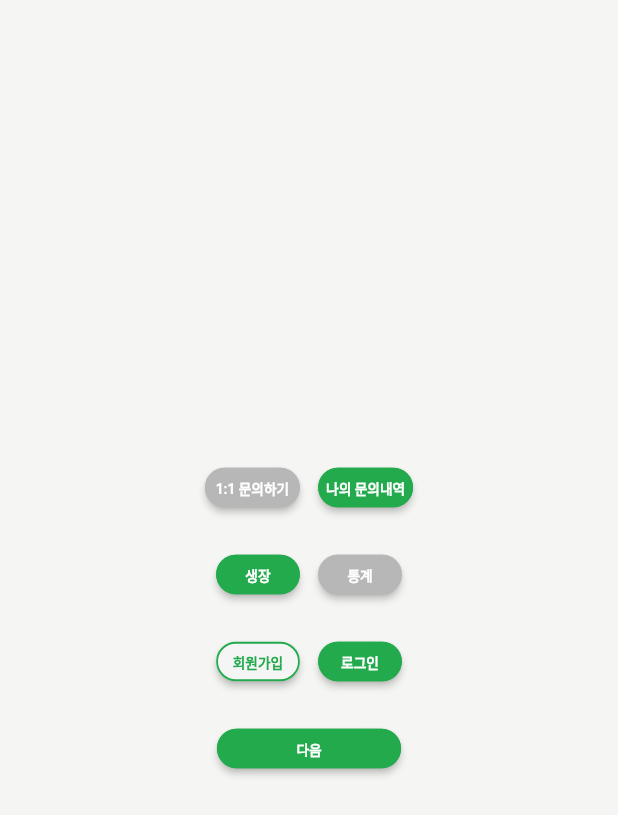
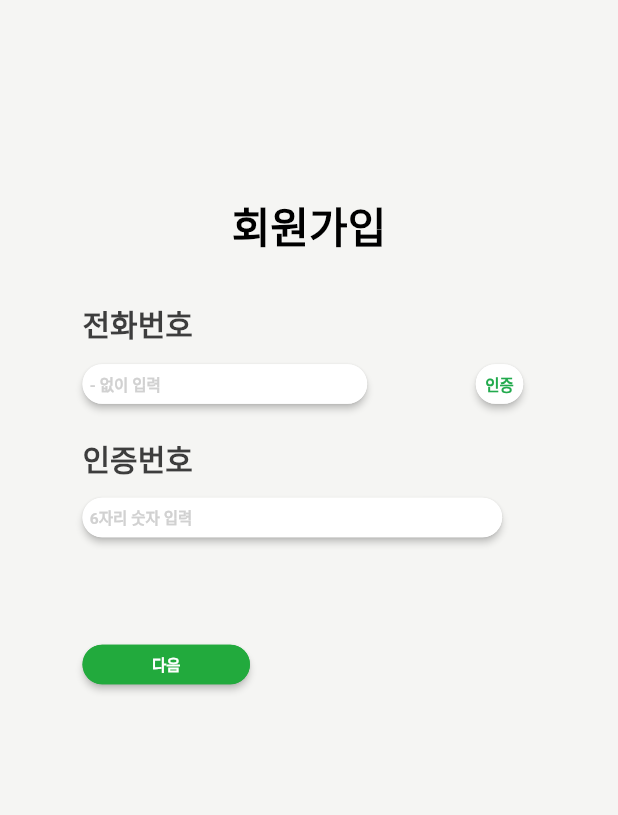
Before and after one commit to yenaim0108/Handy-Farm, a Flutter app: the screen it shows after launch, on a phone screen of 412 x 824 dp. Shown: the top 815 px of the screen. Run offline on Flutter 3.47's test engine with Material 2 defaults, Android fonts, the light colour scheme and no system bars.

Commit message:
회원가입 화면 구현, "첫번째 커밋"

```diff
--- a/handy_farm_ui/lib/common_ui.dart
+++ b/handy_farm_ui/lib/common_ui.dart
@@ -1,12 +1,60 @@
 import 'package:flutter/material.dart';
 import 'device_scale.dart' as ds;
 
-Color hfGreen = Color(0xFF22AA4D);
+Color hfGreen = Color(0xFF22AA3D);
 Color hfGray = Color(0xFFB7B7B7);
 Color hfYellow = Color(0xFFF5AA00);
 Color hfRed = Color(0xFFE8474B);
 Color hfLiteGreen = Color(0xFFAACC03);
-Color bgColor = Color(0xFFF5F5F5);
+Color bgColor = Color(0xFFF5F5F3);
+Color titleText = Color(0xFF000000);
+
+
+
+
+Widget TextBox(String text, int size, bool isShort){
+
+  double wLength;
+  Color _bgColor = Color(0xFFFFFFFF);
+
+  // 버튼 길이 지정
+  if (isShort)
+    wLength = 180.0;
+  else
+    wLength = 270.0;
+
+  return Container(
+    child: Row(
+
+      children: <Widget>[
+        ButtonTheme(
+            height: 43.0 * ds.deviceScale,
+            minWidth: size * ds.deviceScale,
+            child: RaisedButton (
+              shape: RoundedRectangleBorder(
+                  borderRadius: BorderRadius.circular(30.0 * ds.deviceScale),
+                  side: BorderSide(color: _bgColor, width: 2.0 * ds.deviceScale)
+              ),
+              textColor: Color(0xFFD1D1D1),
+              color: _bgColor,
+              padding: EdgeInsets.all(8.0 * ds.deviceScale),
+              onPressed: () {},
+
+              child: Container(
+                width: wLength,
+                child: Text(text, textAlign :TextAlign.left , style: TextStyle(
+                    fontSize: 17.0 * ds.deviceScale,
+                    fontWeight: FontWeight.w600 ),
+                ),
+              )
+            )
+        )
+      ],
+    ),
+  );
+
+
+}
 
 Widget pageButton(String text, bool isSelectedPage, bool isShort) {
   Color backgroundColor;
@@ -42,7 +90,7 @@ Widget pageButton(String text, bool isSelectedPage, bool isShort) {
 
               child: Text(
                 text,
-                style: TextStyle(fontSize: 15.0 * ds.deviceScale, fontWeight: FontWeight.w600),
+                style: TextStyle(fontSize: 17.0 * ds.deviceScale, fontWeight: FontWeight.w600),
               ),
             )
         )
@@ -73,7 +121,7 @@ Widget interactionButton(String text, bool isConfirm, bool isShort) {
   if (isShort)
     wLength = 150.0 * ds.deviceScale;
   else
-    wLength = 330.0 * ds.deviceScale;
+    wLength = 300.0 * ds.deviceScale;
 
   return Container (
     child: Row(
@@ -93,7 +141,7 @@ Widget interactionButton(String text, bool isConfirm, bool isShort) {
 
               child: Text(
                 text,
-                style: TextStyle(fontSize: 15.0 * ds.deviceScale, fontWeight: FontWeight.w600),
+                style: TextStyle(fontSize: 17.0 * ds.deviceScale, fontWeight: FontWeight.w600),
               ),
             )
         )
--- a/handy_farm_ui/lib/main.dart
+++ b/handy_farm_ui/lib/main.dart
@@ -1,8 +1,9 @@
 import 'package:flutter/material.dart';
+import 'package:handyfarm/signup.dart';
 import 'common_ui.dart' as cui;
 import 'device_scale.dart' as ds;
 
-void main() => runApp(MyApp());
+void main() => runApp(signup());
 
 class MyApp extends StatelessWidget {
   static const String _title = 'Flutter Code Sample';
--- /dev/null
+++ b/handy_farm_ui/lib/signup.dart
@@ -0,0 +1,219 @@
+import 'package:flutter/material.dart';
+import 'common_ui.dart' as cui;
+import 'device_scale.dart' as ds;
+
+
+class signup extends StatelessWidget {
+
+
+  @override
+  Widget build(BuildContext context) {
+    return MaterialApp(
+      debugShowCheckedModeBanner: false,
+      home: Scaffold(
+        backgroundColor: cui.bgColor,
+        body:signupNew(),
+      ),
+    );
+  }
+
+}
+
+class signupNew extends StatelessWidget {
+
+  Widget certButton(String text, int size){
+    Color _backgroundColor;
+    _backgroundColor= Color(0xFFFFFFFF);
+    return Container(
+      child: Row(
+
+        children: <Widget>[
+          ButtonTheme(
+              height: 43.0 * ds.deviceScale,
+              minWidth: size * ds.deviceScale * ds.deviceScale,
+              child: RaisedButton (
+                shape: RoundedRectangleBorder(
+                    borderRadius: BorderRadius.circular(30.0 * ds.deviceScale),
+                    side: BorderSide(color: _backgroundColor, width: 2.0 * ds.deviceScale)
+                ),
+                textColor: Color(0xFF22AA4D),
+                color: _backgroundColor,
+                padding: EdgeInsets.all(8.0 * ds.deviceScale),
+                onPressed: () {},
+
+                child: Text(text, style: TextStyle(
+                    fontSize: 17.0 * ds.deviceScale,
+                    fontWeight: FontWeight.w800
+                ),
+                ),
+              )
+          )
+        ],
+      ),
+    );
+
+  }
+
+  @override
+  Widget build(BuildContext context) {
+
+    return Scaffold(
+      backgroundColor: cui.bgColor,
+      body: Column(
+        children: <Widget>[
+          SafeArea(
+              top: true,
+              left: true,
+              right: true,
+              child: Container(
+                  margin: EdgeInsets.symmetric(horizontal: 16.0),
+                  height: 130.0
+              )
+          ),
+
+          RichText(
+            text: TextSpan(
+                children: [
+                  TextSpan(text: '회원가입',
+                      style: TextStyle(
+                        fontSize: 28.0,
+                        color: cui.titleText,
+                        fontWeight: FontWeight.w600,
+                      ))
+                ]
+            ),
+          ),
+
+          SafeArea(
+              top: true,
+              left: true,
+              right: true,
+              child: Container(
+                margin: EdgeInsets.symmetric(horizontal: 16.0),
+                height: 30.0,
+                /*child: Placeholder(),
+                      Row(
+                        children: <Widget>[
+                          Text('hello')
+                        ],
+                      ),*/
+              )
+          ),
+
+          SafeArea(
+              top: true,
+              left: true,
+              right: true,
+              child: Container(
+                margin: EdgeInsets.symmetric(horizontal: 55.0),
+                height: 30.0,
+                child: Row(
+                  children: <Widget>[
+                    Text('전화번호', style: TextStyle(
+                        fontSize: 20,
+                        color: Color(0xFF3D3D3D),
+                        fontWeight: FontWeight.w800
+                    ),
+                    ),
+
+                    Spacer(), //오른쪽으로 보내기
+
+                    Container(
+                        height: 32,
+                        width: 32,
+                        //child: Placeholder()
+                    ),
+                  ],
+                ),
+              )
+
+          ),
+
+          Container(
+            margin: EdgeInsets.symmetric(horizontal: 55.0),
+            height: 50.0,
+            child: Row(
+              children: <Widget>[
+                cui.TextBox('- 없이 입력', 210, true),
+
+                Spacer(),
+                certButton('인증', 85)
+              ],
+            ),
+          ),
+
+          Container(
+            height: 10,
+            //child: Placeholder()
+          ),
+
+          SafeArea(
+              top: false,
+              left: true,
+              right: true,
+
+              child: Container(
+                margin: EdgeInsets.symmetric(horizontal: 55.0),
+                height: 30.0,
+                child: Row(
+                  children: <Widget>[
+                    Text('인증번호', style: TextStyle(
+                        fontSize: 20,
+                        color: Color(0xFF3D3D3D),
+                        fontWeight: FontWeight.w800
+                    ),
+                    ),
+
+                    Spacer(), //오른쪽으로 보내기
+
+                    Container(
+                      height: 32,
+                      width: 32,
+                      //child: Placeholder()
+                    ),
+                  ],
+                ),
+              )
+
+          ),
+
+          Container(
+            margin: EdgeInsets.symmetric(horizontal: 55.0),
+            child: Row(
+              children: <Widget>[
+                cui.TextBox('6자리 숫자 입력', 300, false),
+              ],
+            ),
+          ),
+
+
+
+          SafeArea(
+              top: true,
+              left: true,
+              right: true,
+              child: Container(
+                margin: EdgeInsets.symmetric(horizontal: 16.0),
+                height: 50.0,
+              )
+          ),
+
+          Container(
+            margin: EdgeInsets.symmetric(horizontal: 55.0),
+            child: Row(
+              children: <Widget>[
+                cui.interactionButton('다음', true, false)
+              ],
+            ),
+          )
+
+
+
+
+        ],
+      ),
+
+    );
+
+  }
+}
```
Also changed, not shown: handy_farm_ui/pubspec.lock.
